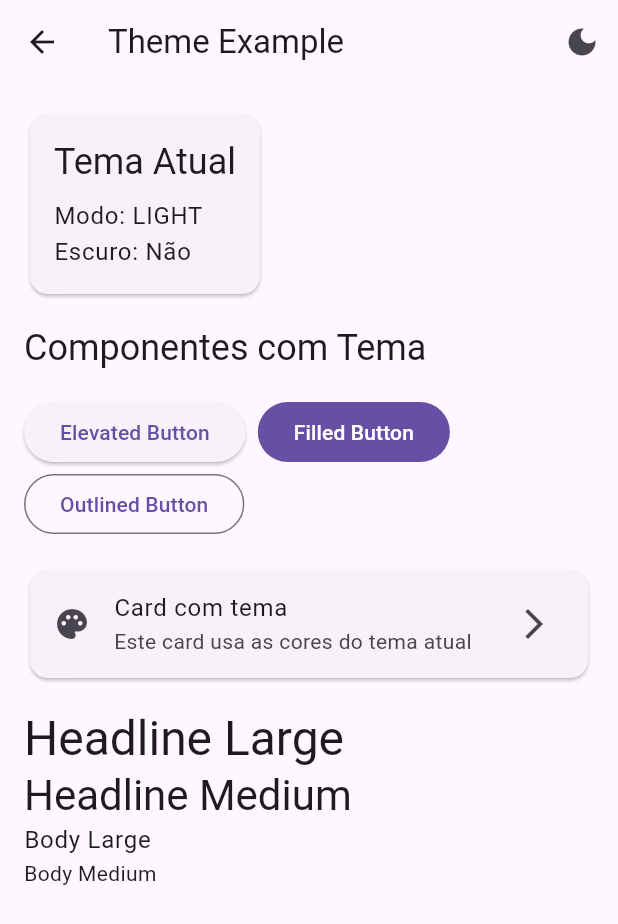
After one commit to AndreWar10/safe-qr, a Flutter app: the ThemeExamplePage screen opened directly, after a tap on the "light mode" icon, on a phone screen of 412 x 824 dp. The commit adds this screen. Shown: the top 924 px of the screen. Run offline on Flutter 3.47's test engine with Material 3 defaults, Android fonts, the phone set to English and light mode, and no system bars; our stand-ins replace equatable, flutter_bloc, get_it, shared_preferences; accounts and stored records are empty.

Commit message:
feat -> add themes & logs services

```diff
--- /dev/null
+++ b/safe_qr_app/lib/core/logger/data/repositories/logger_repository_impl.dart
@@ -0,0 +1,11 @@
+import '../../domain/entities/log_entry.dart';
+import '../../domain/repositories/logger_repository.dart';
+
+/// Implementação simples do repository de logs - apenas console
+class LoggerRepositoryImpl implements LoggerRepository {
+  @override
+  Future<void> log(LogEntry entry) async {
+    // Simples: só print no console
+    print(entry.formattedMessage);
+  }
+}
--- /dev/null
+++ b/safe_qr_app/lib/core/logger/domain/services/logger_service.dart
@@ -0,0 +1,75 @@
+import '../entities/log_level.dart';
+import '../usecases/log_message.dart';
+
+/// Serviço principal de logging da aplicação
+class LoggerService {
+  final LogMessage _logMessage;
+
+  LoggerService({
+    required LogMessage logMessage,
+  }) : _logMessage = logMessage;
+
+  /// Log de debug - para desenvolvimento
+  Future<void> debug(String message, {String? tag, Map<String, dynamic>? metadata}) async {
+    await _logMessage(
+      level: LogLevel.debug,
+      message: message,
+      tag: tag,
+      metadata: metadata,
+    );
+  }
+
+  /// Log de informação - eventos normais
+  Future<void> info(String message, {String? tag, Map<String, dynamic>? metadata}) async {
+    await _logMessage(
+      level: LogLevel.info,
+      message: message,
+      tag: tag,
+      metadata: metadata,
+    );
+  }
+
+  /// Log de sucesso - operações bem-sucedidas
+  Future<void> success(String message, {String? tag, Map<String, dynamic>? metadata}) async {
+    await _logMessage(
+      level: LogLevel.success,
+      message: message,
+      tag: tag,
+      metadata: metadata,
+    );
+  }
+
+  /// Log de warning - situações que merecem atenção
+  Future<void> warning(String message, {String? tag, Map<String, dynamic>? metadata}) async {
+    await _logMessage(
+      level: LogLevel.warning,
+      message: message,
+      tag: tag,
+      metadata: metadata,
+    );
+  }
+
+  /// Log de erro - erros que não quebram a aplicação
+  Future<void> error(String message, {String? tag, Map<String, dynamic>? metadata, StackTrace? stackTrace}) async {
+    await _logMessage(
+      level: LogLevel.error,
+      message: message,
+      tag: tag,
+      metadata: metadata,
+      stackTrace: stackTrace,
+    );
+  }
+
+  /// Log de erro com exceção
+  Future<void> errorWithException(String message, dynamic exception, {String? tag}) async {
+    await error(
+      message,
+      tag: tag,
+      metadata: {
+        'exception': exception.toString(),
+        'exceptionType': exception.runtimeType.toString(),
+      },
+      stackTrace: StackTrace.current,
+    );
+  }
+}
--- /dev/null
+++ b/safe_qr_app/lib/core/logger/domain/usecases/log_message.dart
@@ -0,0 +1,37 @@
+import '../entities/log_entry.dart';
+import '../entities/log_level.dart';
+import '../repositories/logger_repository.dart';
+
+/// Use case para logar uma mensagem
+class LogMessage {
+  final LoggerRepository repository;
+
+  LogMessage(this.repository);
+
+  /// Loga uma mensagem com nível específico
+  Future<void> call({
+    required LogLevel level,
+    required String message,
+    String? tag,
+    Map<String, dynamic>? metadata,
+    StackTrace? stackTrace,
+  }) async {
+    final entry = LogEntry(
+      id: _generateId(),
+      level: level,
+      message: message,
+      tag: tag,
+      timestamp: DateTime.now(),
+      metadata: metadata,
+      stackTrace: stackTrace,
+    );
+
+    await repository.log(entry);
+  }
+
+  /// Gera ID único para o log
+  String _generateId() {
+    return DateTime.now().millisecondsSinceEpoch.toString() +
+           (DateTime.now().microsecond.toString().padLeft(6, '0'));
+  }
+}
--- /dev/null
+++ b/safe_qr_app/lib/core/logger/logger.dart
@@ -0,0 +1,37 @@
+import 'domain/services/logger_service.dart';
+import '../../injection.dart';
+
+/// Helper global para acesso fácil ao logger
+class Logger {
+  static LoggerService get _service => getIt<LoggerService>();
+
+  /// Log de debug - para desenvolvimento
+  static Future<void> debug(String message, {String? tag, Map<String, dynamic>? metadata}) async {
+    await _service.debug(message, tag: tag, metadata: metadata);
+  }
+
+  /// Log de informação - eventos normais
+  static Future<void> info(String message, {String? tag, Map<String, dynamic>? metadata}) async {
+    await _service.info(message, tag: tag, metadata: metadata);
+  }
+
+  /// Log de sucesso - operações bem-sucedidas
+  static Future<void> success(String message, {String? tag, Map<String, dynamic>? metadata}) async {
+    await _service.success(message, tag: tag, metadata: metadata);
+  }
+
+  /// Log de warning - situações que merecem atenção
+  static Future<void> warning(String message, {String? tag, Map<String, dynamic>? metadata}) async {
+    await _service.warning(message, tag: tag, metadata: metadata);
+  }
+
+  /// Log de erro - erros que não quebram a aplicação
+  static Future<void> error(String message, {String? tag, Map<String, dynamic>? metadata, StackTrace? stackTrace}) async {
+    await _service.error(message, tag: tag, metadata: metadata, stackTrace: stackTrace);
+  }
+
+  /// Log de erro com exceção
+  static Future<void> errorWithException(String message, dynamic exception, {String? tag}) async {
+    await _service.errorWithException(message, exception, tag: tag);
+  }
+}
--- /dev/null
+++ b/safe_qr_app/lib/core/theme/domain/entities/theme_entity.dart
@@ -0,0 +1,23 @@
+import 'package:equatable/equatable.dart';
+import 'theme_mode.dart';
+
+class ThemeEntity extends Equatable {
+  final AppThemeMode mode;
+
+  const ThemeEntity({
+    required this.mode,
+  });
+
+  bool get isDark => mode == AppThemeMode.dark;
+
+  @override
+  List<Object?> get props => [mode];
+
+  ThemeEntity copyWith({
+    AppThemeMode? mode,
+  }) {
+    return ThemeEntity(
+      mode: mode ?? this.mode,
+    );
+  }
+}
--- /dev/null
+++ b/safe_qr_app/lib/core/theme/domain/entities/theme_mode.dart
@@ -0,0 +1,23 @@
+enum AppThemeMode {
+  light,
+  dark;
+
+  String get value {
+    switch (this) {
+      case AppThemeMode.light:
+        return 'light';
+      case AppThemeMode.dark:
+        return 'dark';
+    }
+  }
+
+  static AppThemeMode fromString(String value) {
+    switch (value) {
+      case 'light':
+        return AppThemeMode.light;
+      case 'dark':
+      default:
+        return AppThemeMode.dark;
+    }
+  }
+}
--- /dev/null
+++ b/safe_qr_app/lib/core/theme/domain/repositories/theme_repository.dart
@@ -0,0 +1,6 @@
+import '../entities/theme_entity.dart';
+
+abstract class ThemeRepository {
+  Future<ThemeEntity> getTheme();
+  Future<void> saveTheme(ThemeEntity theme);
+}
--- /dev/null
+++ b/safe_qr_app/lib/core/theme/domain/usecases/get_theme.dart
@@ -0,0 +1,12 @@
+import '../entities/theme_entity.dart';
+import '../repositories/theme_repository.dart';
+
+class GetTheme {
+  final ThemeRepository repository;
+
+  GetTheme(this.repository);
+
+  Future<ThemeEntity> call() async {
+    return await repository.getTheme();
+  }
+}
--- /dev/null
+++ b/safe_qr_app/lib/core/theme/domain/usecases/save_theme.dart
@@ -0,0 +1,12 @@
+import '../entities/theme_entity.dart';
+import '../repositories/theme_repository.dart';
+
+class SaveTheme {
+  final ThemeRepository repository;
+
+  SaveTheme(this.repository);
+
+  Future<void> call(ThemeEntity theme) async {
+    await repository.saveTheme(theme);
+  }
+}
--- /dev/null
+++ b/safe_qr_app/lib/core/theme/presentation/bloc/theme_bloc.dart
@@ -0,0 +1,79 @@
+import 'package:flutter_bloc/flutter_bloc.dart';
+import '../../domain/entities/theme_entity.dart';
+import '../../domain/entities/theme_mode.dart';
+import '../../domain/usecases/get_theme.dart';
+import '../../domain/usecases/save_theme.dart';
+import '../../../logger/logger.dart';
+import 'theme_event.dart';
+import 'theme_state.dart';
+
+class ThemeBloc extends Bloc<ThemeEvent, ThemeState> {
+  final GetTheme _getTheme;
+  final SaveTheme _saveTheme;
+
+  ThemeBloc({
+    required GetTheme getTheme,
+    required SaveTheme saveTheme,
+  })  : _getTheme = getTheme,
+        _saveTheme = saveTheme,
+        super(const ThemeInitial()) {
+    on<ThemeLoadRequested>(_onThemeLoadRequested);
+    on<ThemeModeChanged>(_onThemeModeChanged);
+  }
+
+  Future<void> _onThemeLoadRequested(
+    ThemeLoadRequested event,
+    Emitter<ThemeState> emit,
+  ) async {
+    emit(const ThemeLoading());
+
+    try {
+      await Logger.info('Carregando tema da aplicação', tag: 'THEME');
+      final theme = await _getTheme();
+      emit(ThemeLoaded(theme));
+
+      await Logger.success(
+        'Tema carregado com sucesso',
+        tag: 'THEME',
+        metadata: {
+          'mode': theme.mode.name,
+          'isDark': theme.isDark,
+        },
+      );
+    } catch (e) {
+      await Logger.errorWithException('Erro ao carregar tema', e, tag: 'THEME');
+      emit(ThemeError(e.toString()));
+    }
+  }
+
+  Future<void> _onThemeModeChanged(
+    ThemeModeChanged event,
+    Emitter<ThemeState> emit,
+  ) async {
+    try {
+      await Logger.info(
+        'Mudando tema da aplicação',
+        tag: 'THEME',
+        metadata: {
+          'newMode': event.mode.name,
+        },
+      );
+
+      final newTheme = ThemeEntity(mode: event.mode);
+      await _saveTheme(newTheme);
+      emit(ThemeLoaded(newTheme));
+
+      await Logger.success(
+        'Tema alterado com sucesso',
+        tag: 'THEME',
+        metadata: {
+          'mode': newTheme.mode.name,
+          'isDark': newTheme.isDark,
+        },
+      );
+    } catch (e) {
+      await Logger.errorWithException('Erro ao alterar tema', e, tag: 'THEME');
+      emit(ThemeError(e.toString()));
+    }
+  }
+}
--- /dev/null
+++ b/safe_qr_app/lib/core/theme/presentation/bloc/theme_event.dart
@@ -0,0 +1,22 @@
+import 'package:equatable/equatable.dart';
+import '../../domain/entities/theme_mode.dart';
+
+abstract class ThemeEvent extends Equatable {
+  const ThemeEvent();
+
+  @override
+  List<Object?> get props => [];
+}
+
+class ThemeLoadRequested extends ThemeEvent {
+  const ThemeLoadRequested();
+}
+
+class ThemeModeChanged extends ThemeEvent {
+  final AppThemeMode mode;
+
+  const ThemeModeChanged(this.mode);
+
+  @override
+  List<Object?> get props => [mode];
+}
--- /dev/null
+++ b/safe_qr_app/lib/core/theme/presentation/bloc/theme_state.dart
@@ -0,0 +1,35 @@
+import 'package:equatable/equatable.dart';
+import '../../domain/entities/theme_entity.dart';
+
+abstract class ThemeState extends Equatable {
+  const ThemeState();
+
+  @override
+  List<Object?> get props => [];
+}
+
+class ThemeInitial extends ThemeState {
+  const ThemeInitial();
+}
+
+class ThemeLoading extends ThemeState {
+  const ThemeLoading();
+}
+
+class ThemeLoaded extends ThemeState {
+  final ThemeEntity theme;
+
+  const ThemeLoaded(this.theme);
+
+  @override
+  List<Object?> get props => [theme];
+}
+
+class ThemeError extends ThemeState {
+  final String message;
+
+  const ThemeError(this.message);
+
+  @override
+  List<Object?> get props => [message];
+}
--- /dev/null
+++ b/safe_qr_app/lib/core/theme/presentation/widgets/theme_wrapper.dart
@@ -0,0 +1,56 @@
+import 'package:flutter/material.dart';
+import 'package:flutter_bloc/flutter_bloc.dart';
+import '../bloc/theme_bloc.dart';
+import '../bloc/theme_event.dart';
+import '../bloc/theme_state.dart';
+import '../../domain/entities/theme_mode.dart';
+import '../../../../injection.dart';
+
+class ThemeWrapper extends StatelessWidget {
+  final Widget child;
+
+  const ThemeWrapper({super.key, required this.child});
+
+  @override
+  Widget build(BuildContext context) {
+    return BlocProvider(
+      create: (context) => getIt<ThemeBloc>()..add(const ThemeLoadRequested()),
+      child: BlocBuilder<ThemeBloc, ThemeState>(
+        builder: (context, state) {
+          if (state is ThemeLoaded) {
+            return Theme(
+              data: _getThemeData(state.theme.isDark),
+              child: child,
+            );
+          }
+
+          // Fallback para tema escuro enquanto carrega
+          return Theme(
+            data: _getThemeData(true),
+            child: child,
+          );
+        },
+      ),
+    );
+  }
+
+  ThemeData _getThemeData(bool isDark) {
+    return ThemeData(
+      brightness: isDark ? Brightness.dark : Brightness.light,
+      colorScheme: ColorScheme.fromSeed(
+        seedColor: Colors.deepPurple,
+        brightness: isDark ? Brightness.dark : Brightness.light,
+      ),
+      useMaterial3: true,
+    );
+  }
+}
+
+// Extensão para facilitar o acesso ao ThemeBloc
+extension ThemeBlocExtension on BuildContext {
+  ThemeBloc get themeBloc => read<ThemeBloc>();
+
+  void changeThemeMode(AppThemeMode mode) {
+    themeBloc.add(ThemeModeChanged(mode));
+  }
+}
--- /dev/null
+++ b/safe_qr_app/lib/features/theme_example/presentation/pages/theme_example_page.dart
@@ -0,0 +1,162 @@
+import 'package:flutter/material.dart';
+import 'package:flutter_bloc/flutter_bloc.dart';
+import '../../../../core/theme/presentation/bloc/theme_bloc.dart';
+import '../../../../core/theme/presentation/bloc/theme_state.dart';
+import '../../../../core/theme/domain/entities/theme_mode.dart';
+import '../../../../core/theme/presentation/widgets/theme_wrapper.dart';
+
+/// Página de exemplo mostrando como usar o sistema de temas
+class ThemeExamplePage extends StatelessWidget {
+  const ThemeExamplePage({super.key});
+
+  @override
+  Widget build(BuildContext context) {
+    return Scaffold(
+      appBar: AppBar(
+        title: const Text('Theme Example'),
+        actions: [
+          // Botão para alternar tema
+          BlocBuilder<ThemeBloc, ThemeState>(
+            builder: (context, state) {
+              final isDark = state is ThemeLoaded ? state.theme.isDark : true;
+              return IconButton(
+                icon: Icon(isDark ? Icons.light_mode : Icons.dark_mode),
+                onPressed: () {
+                  context.changeThemeMode(
+                    isDark ? AppThemeMode.light : AppThemeMode.dark,
+                  );
+                },
+              );
+            },
+          ),
+        ],
+      ),
+      body: const Padding(
+        padding: EdgeInsets.all(16.0),
+        child: Column(
+          crossAxisAlignment: CrossAxisAlignment.start,
+          children: [
+            _ThemeStatusCard(),
+            SizedBox(height: 16),
+            _ThemeExampleWidgets(),
+          ],
+        ),
+      ),
+    );
+  }
+}
+
+/// Card mostrando o status atual do tema
+class _ThemeStatusCard extends StatelessWidget {
+  const _ThemeStatusCard();
+
+  @override
+  Widget build(BuildContext context) {
+    return BlocBuilder<ThemeBloc, ThemeState>(
+      builder: (context, state) {
+        if (state is ThemeLoaded) {
+          return Card(
+            child: Padding(
+              padding: const EdgeInsets.all(16.0),
+              child: Column(
+                crossAxisAlignment: CrossAxisAlignment.start,
+                children: [
+                  Text(
+                    'Tema Atual',
+                    style: Theme.of(context).textTheme.headlineSmall,
+                  ),
+                  const SizedBox(height: 8),
+                  Text(
+                    'Modo: ${state.theme.mode.name.toUpperCase()}',
+                    style: Theme.of(context).textTheme.bodyLarge,
+                  ),
+                  Text(
+                    'Escuro: ${state.theme.isDark ? "Sim" : "Não"}',
+                    style: Theme.of(context).textTheme.bodyLarge,
+                  ),
+                ],
+              ),
+            ),
+          );
+        }
+
+        return const Card(
+          child: Padding(
+            padding: EdgeInsets.all(16.0),
+            child: Text('Carregando tema...'),
+          ),
+        );
+      },
+    );
+  }
+}
+
+/// Widgets de exemplo usando o tema
+class _ThemeExampleWidgets extends StatelessWidget {
+  const _ThemeExampleWidgets();
+
+  @override
+  Widget build(BuildContext context) {
+    return Column(
+      crossAxisAlignment: CrossAxisAlignment.start,
+      children: [
+        Text(
+          'Componentes com Tema',
+          style: Theme.of(context).textTheme.headlineSmall,
+        ),
+        const SizedBox(height: 16),
+
+        // Botões
+        Wrap(
+          spacing: 8,
+          children: [
+            ElevatedButton(
+              onPressed: () {},
+              child: const Text('Elevated Button'),
+            ),
+            FilledButton(
+              onPressed: () {},
+              child: const Text('Filled Button'),
+            ),
+            OutlinedButton(
+              onPressed: () {},
+              child: const Text('Outlined Button'),
+            ),
+          ],
+        ),
+
+        const SizedBox(height: 16),
+
+        // Cards
+        Card(
+          child: ListTile(
+            leading: const Icon(Icons.palette),
+            title: const Text('Card com tema'),
+            subtitle: const Text('Este card usa as cores do tema atual'),
+            trailing: const Icon(Icons.arrow_forward_ios),
+          ),
+        ),
+
+        const SizedBox(height: 16),
+
+        // Textos com diferentes estilos
+        Text(
+          'Headline Large',
+          style: Theme.of(context).textTheme.headlineLarge,
+        ),
+        Text(
+          'Headline Medium',
+          style: Theme.of(context).textTheme.headlineMedium,
+        ),
+        Text(
+          'Body Large',
+          style: Theme.of(context).textTheme.bodyLarge,
+        ),
+        Text(
+          'Body Medium',
+          style: Theme.of(context).textTheme.bodyMedium,
+        ),
+      ],
+    );
+  }
+}
```
Also changed, not shown: safe_qr_app/lib/core/logger/domain/entities/log_entry.dart (added, +75 -0 lines), safe_qr_app/lib/core/logger/domain/entities/log_level.dart (added, +31 -0 lines), safe_qr_app/lib/core/logger/domain/repositories/logger_repository.dart (added, +7 -0 lines), safe_qr_app/lib/core/my_app.dart (+6 -6 lines), safe_qr_app/lib/core/theme/data/repositories/theme_repository_impl.dart (added, +28 -0 lines), 1 other file.
